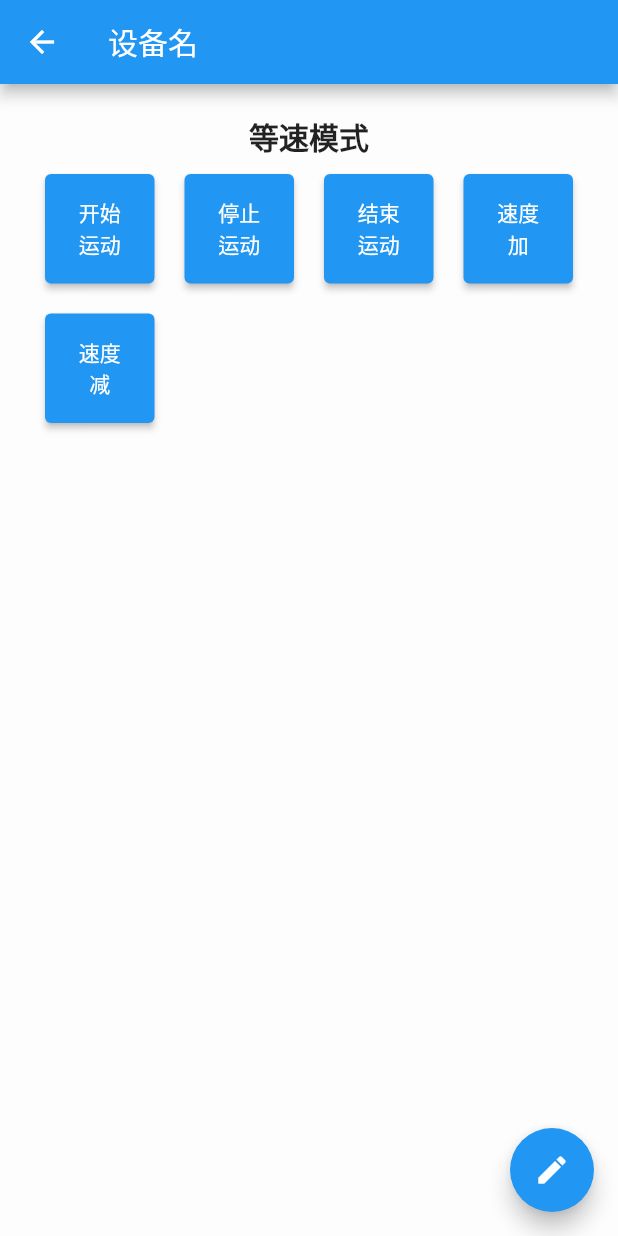
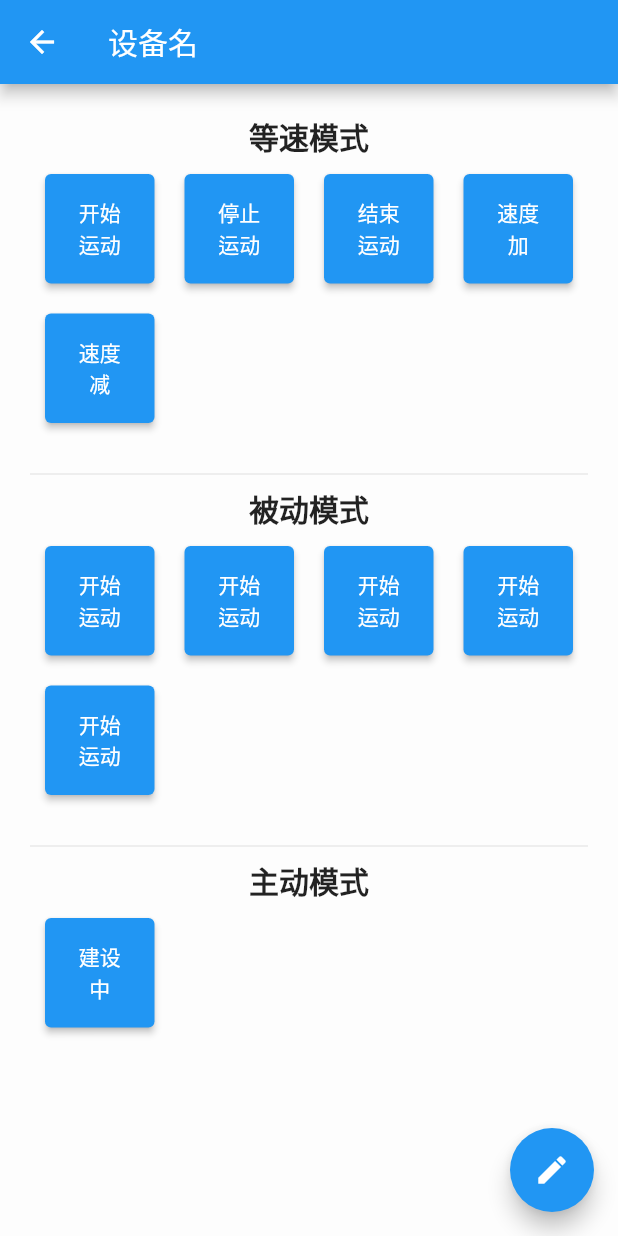
Before and after one commit to sdadgz/dmp_flutter, a Flutter app: the screen it shows after launch, after a tap on "调试用跳转dmp", on a phone screen of 412 x 824 dp. Run offline on Flutter 3.47's test engine with Material 2 defaults, Android fonts, the phone set to English and light mode, and no system bars; our stand-ins replace go_router, logger; missing offline and left inert: udp.

Commit message:
被动模式和主动模式

```diff
--- a/lib/pages/dmp.dart
+++ b/lib/pages/dmp.dart
@@ -66,24 +66,28 @@ class _DmpState extends State<Dmp> {
                   port: widget.port,
                 ),
               ),
-              // const Divider(),
-              //
-              // // 被动模式
-              // const STitle(title: "被动模式"),
-              // UdpButtonsGrid(
-              //   modList: passiveModMap,
-              //   address: widget.address,
-              //   port: widget.port,
-              // ),
-              // const Divider(),
-              //
-              // // 主动模式
-              // const STitle(title: "主动模式"),
-              // UdpButtonsGrid(
-              //   modList: activeModMap,
-              //   address: widget.address,
-              //   port: widget.port,
-              // ),
+              const Divider(),
+
+              // 被动模式
+              const STitle(title: "被动模式"),
+              Expanded(
+                child: UdpButtonsGrid(
+                  modList: passiveModMap,
+                  address: widget.address,
+                  port: widget.port,
+                ),
+              ),
+              const Divider(),
+
+              // 主动模式
+              const STitle(title: "主动模式"),
+              Expanded(
+                child: UdpButtonsGrid(
+                  modList: activeModMap,
+                  address: widget.address,
+                  port: widget.port,
+                ),
+              ),
             ],
           ),
         ),
```
